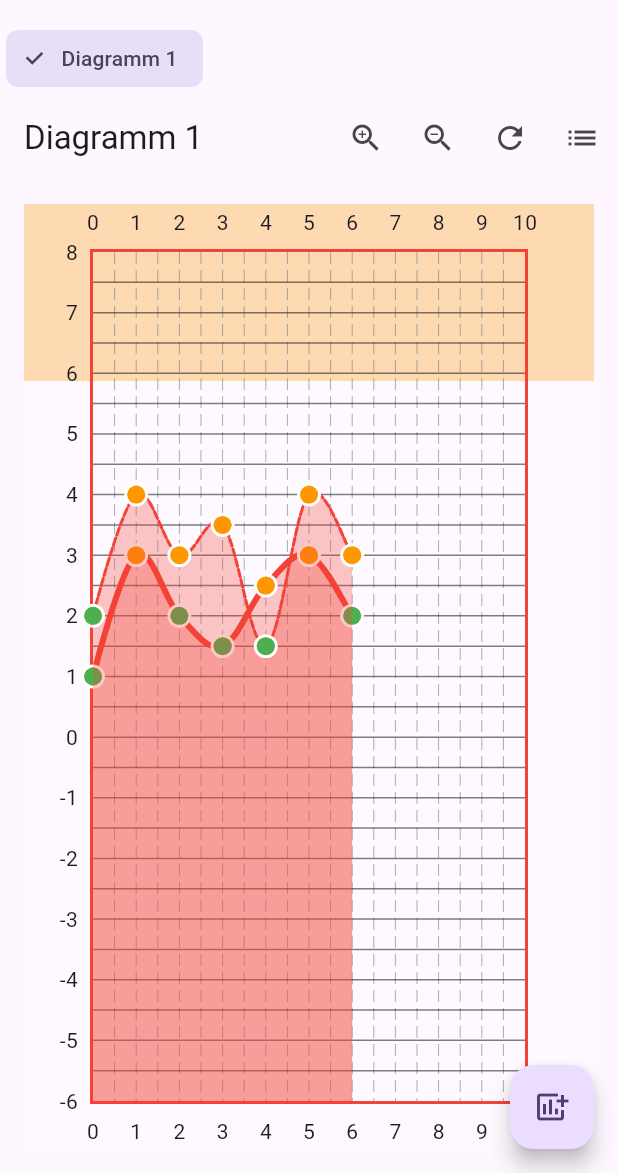
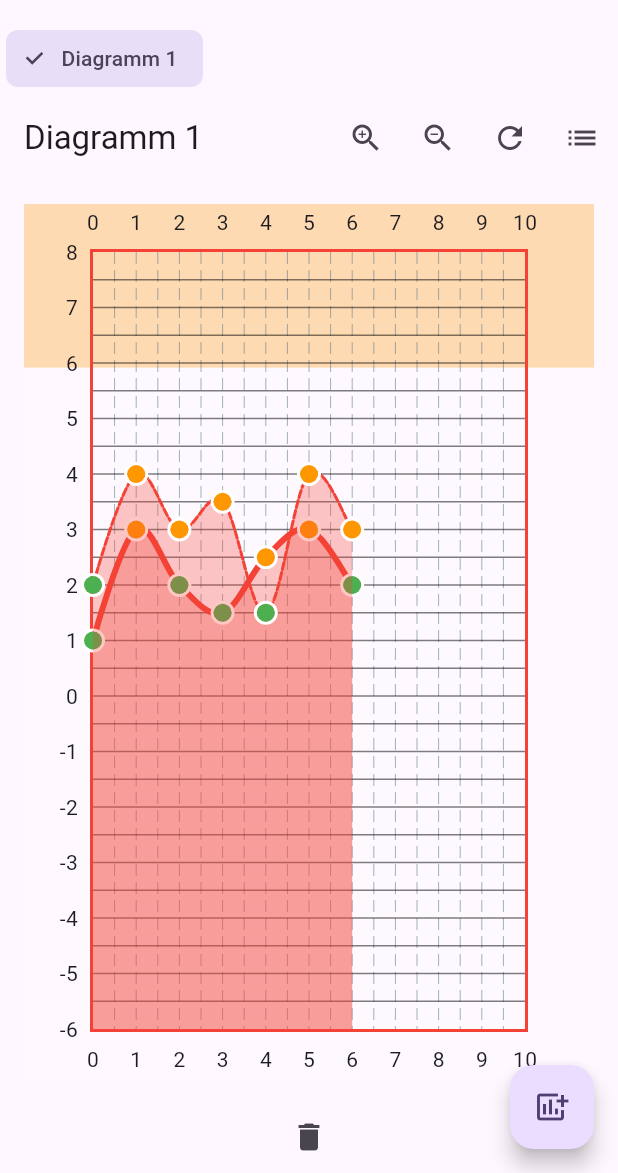
Before and after one commit to jshProgrammer/sensorvisualization, a Flutter app: the screen it shows after launch, on a phone screen of 412 x 824 dp, the part 63-1236 px from its top. Run offline on Flutter 3.47's test engine with Material 3 defaults, Android fonts, the phone set to English and light mode, and no system bars; drawn by our look-alikes of fl_chart.

Commit message:
Add delete chart functionality and remove unnecessary imports

```diff
--- a/lib/data/services/BackgroundColorPainter.dart
+++ b/lib/data/services/BackgroundColorPainter.dart
@@ -1,6 +1,4 @@
-import 'package:fl_chart/fl_chart.dart';
 import 'package:flutter/material.dart';
-import '../../data/models/ChartConfig.dart';
 
 class BackgroundColorPainter extends CustomPainter {
   @override
--- a/lib/data/services/SampleData.dart
+++ b/lib/data/services/SampleData.dart
@@ -1,5 +1,4 @@
 import 'package:fl_chart/fl_chart.dart';
-import 'package:flutter/material.dart';
 
 class SampleData {
   static List<FlSpot> getPoints1(int newIndex) {
--- a/lib/presentation/screens/ChartsHomeScreen.dart
+++ b/lib/presentation/screens/ChartsHomeScreen.dart
@@ -1,4 +1,3 @@
-import 'package:fl_chart/fl_chart.dart';
 import 'package:flutter/material.dart';
 import 'package:sensorvisualization/data/services/SampleData.dart';
 import 'package:sensorvisualization/presentation/widgets/ChartSelectorTab.dart';
@@ -120,6 +119,11 @@ class _ChartsHomeScreenState extends State<ChartsHomeScreen> {
                       onPointTap: _addNote,
                     ),
           ),
+          IconButton(
+            icon: const Icon(Icons.delete),
+            tooltip: 'Diagramm löschen',
+            onPressed: () => _deleteChart(selectedChartIndex),
+          ),
         ],
       ),
       floatingActionButton: FloatingActionButton(
--- a/lib/presentation/widgets/ChartSelectorTab.dart
+++ b/lib/presentation/widgets/ChartSelectorTab.dart
@@ -1,4 +1,3 @@
-import 'package:fl_chart/fl_chart.dart';
 import 'package:flutter/material.dart';
 import '../../data/models/ChartConfig.dart';
 
```
